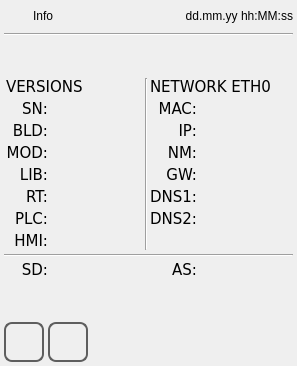
The window that qt_library/ATCMsystem/info.ui (MECTsrl/mect_plugins) describes before a commit, drawn with Qt 5.
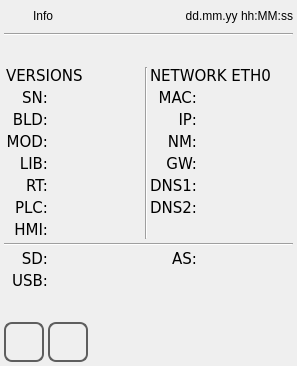
The same window after the commit. Icons and pictures are not drawn.

Commit message: Bug fix: Set the log level to warnings Add set_backlight_level/get_backlight_level funtion Fix the QWidget background problem Skip empty line into the Crosstable Add USB info in the page info.ui Review the error massages in the trend page Fix the ATCMbutton link to trend and store page

```diff
--- a/qt_library/ATCMsystem/info.ui
+++ b/qt_library/ATCMsystem/info.ui
@@ -817,6 +817,32 @@
        </property>
       </widget>
      </item>
+     <item row="10" column="1">
+      <widget class="QLabel" name="labelUSBtxt">
+       <property name="font">
+        <font>
+         <family>DejaVu Sans</family>
+         <pointsize>11</pointsize>
+         <weight>50</weight>
+         <italic>false</italic>
+         <bold>false</bold>
+        </font>
+       </property>
+       <property name="text">
+        <string>USB:</string>
+       </property>
+       <property name="alignment">
+        <set>Qt::AlignRight|Qt::AlignTrailing|Qt::AlignVCenter</set>
+       </property>
+      </widget>
+     </item>
+     <item row="10" column="2">
+      <widget class="QLabel" name="labelUSBval">
+       <property name="text">
+        <string/>
+       </property>
+      </widget>
+     </item>
     </layout>
    </item>
    <item>
```
Left out of the diff: 352 changed lines with no effect on the pictures. The commit also changes 19 other files.
